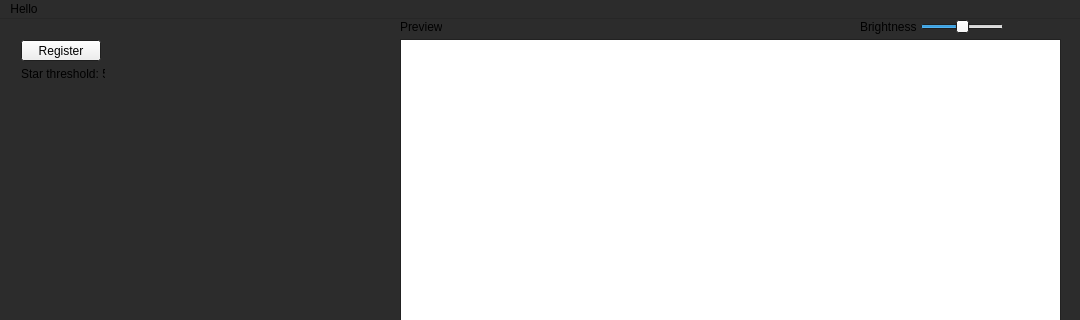
CarlMansfield/ImageStacker, file mainwindow.ui: the form before one commit; both pictures show x 0 to 1080 and y 0 to 320 of the 1080 by 720 pixel window.
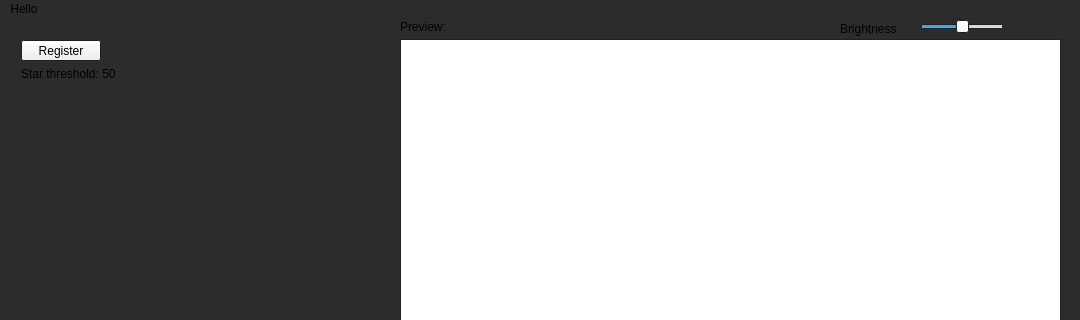
The form after the commit.

Diff of the .ui file:
```diff
--- a/mainwindow.ui
+++ b/mainwindow.ui
@@ -147,7 +147,7 @@
      <rect>
       <x>400</x>
       <y>0</y>
-      <width>42</width>
+      <width>61</width>
       <height>16</height>
      </rect>
     </property>
@@ -685,7 +685,7 @@
      <rect>
       <x>10</x>
       <y>10</y>
-      <width>95</width>
+      <width>161</width>
       <height>63</height>
      </rect>
     </property>
@@ -703,7 +703,7 @@
        </property>
       </widget>
      </item>
-     <item row="1" column="0">
+     <item row="1" column="0" colspan="2">
       <widget class="QLabel" name="label">
        <property name="sizePolicy">
         <sizepolicy hsizetype="Fixed" vsizetype="Maximum">
@@ -743,10 +743,10 @@
    <widget class="QLabel" name="label_3">
     <property name="geometry">
      <rect>
-      <x>860</x>
+      <x>840</x>
       <y>0</y>
-      <width>61</width>
-      <height>16</height>
+      <width>81</width>
+      <height>20</height>
      </rect>
     </property>
     <property name="text">
```
Left out of the diff: 2 changed lines with no effect on the pictures.
